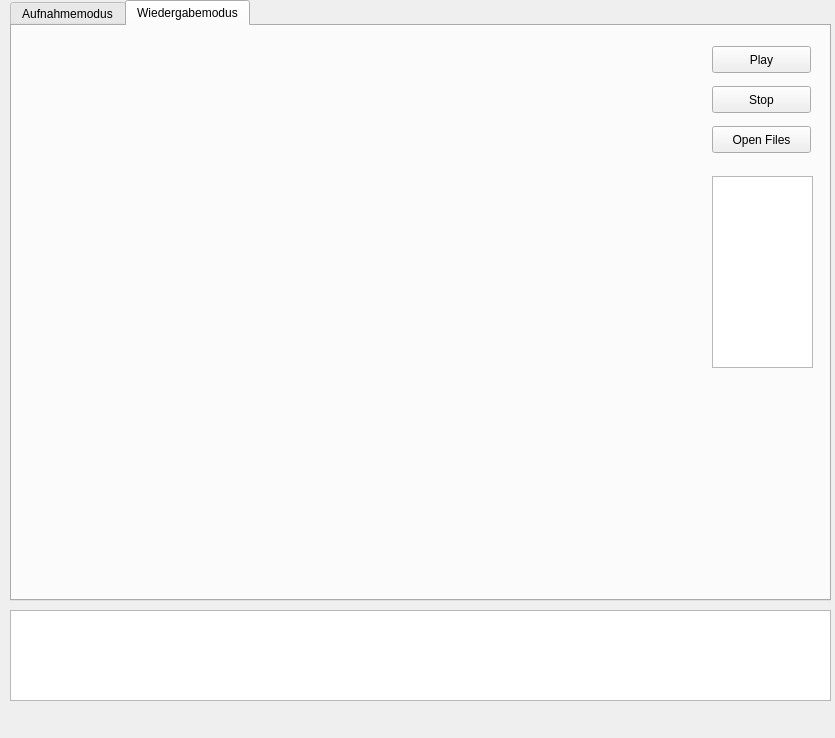
Before: the Qt Designer form gui/forms/mainwindow.ui in studnitz/octopus, drawn with Qt 5.
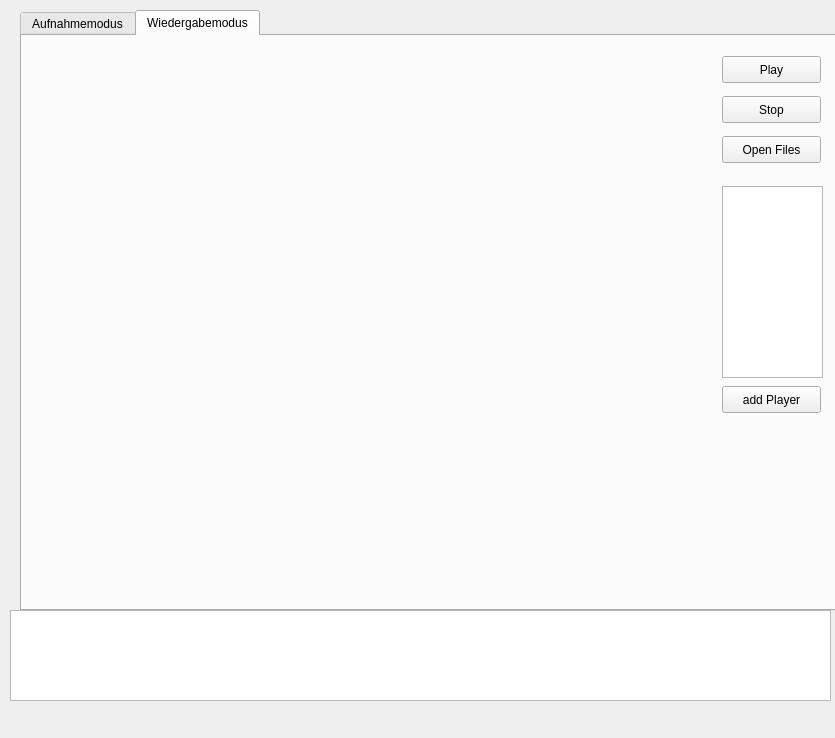
After: the same form once the commit is applied. The open tabs and pages were chosen to show the change.

```diff
--- a/gui/forms/mainwindow.ui
+++ b/gui/forms/mainwindow.ui
@@ -20,8 +20,8 @@
    <widget class="QTabWidget" name="tabWidget">
     <property name="geometry">
      <rect>
-      <x>10</x>
-      <y>0</y>
+      <x>20</x>
+      <y>10</y>
       <width>821</width>
       <height>601</height>
      </rect>
@@ -320,6 +320,19 @@
        </rect>
       </property>
      </widget>
+     <widget class="QPushButton" name="addPlayerButton">
+      <property name="geometry">
+       <rect>
+        <x>700</x>
+        <y>350</y>
+        <width>99</width>
+        <height>27</height>
+       </rect>
+      </property>
+      <property name="text">
+       <string>add Player</string>
+      </property>
+     </widget>
     </widget>
    </widget>
    <widget class="QTextEdit" name="debugTextEdit">
```
